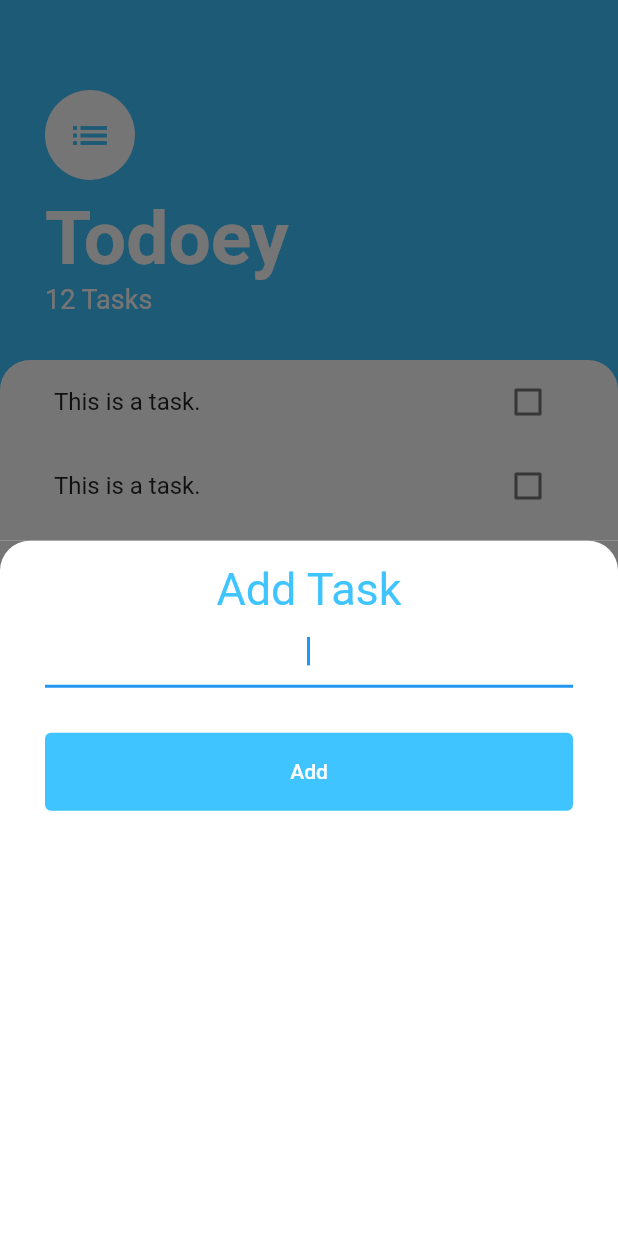
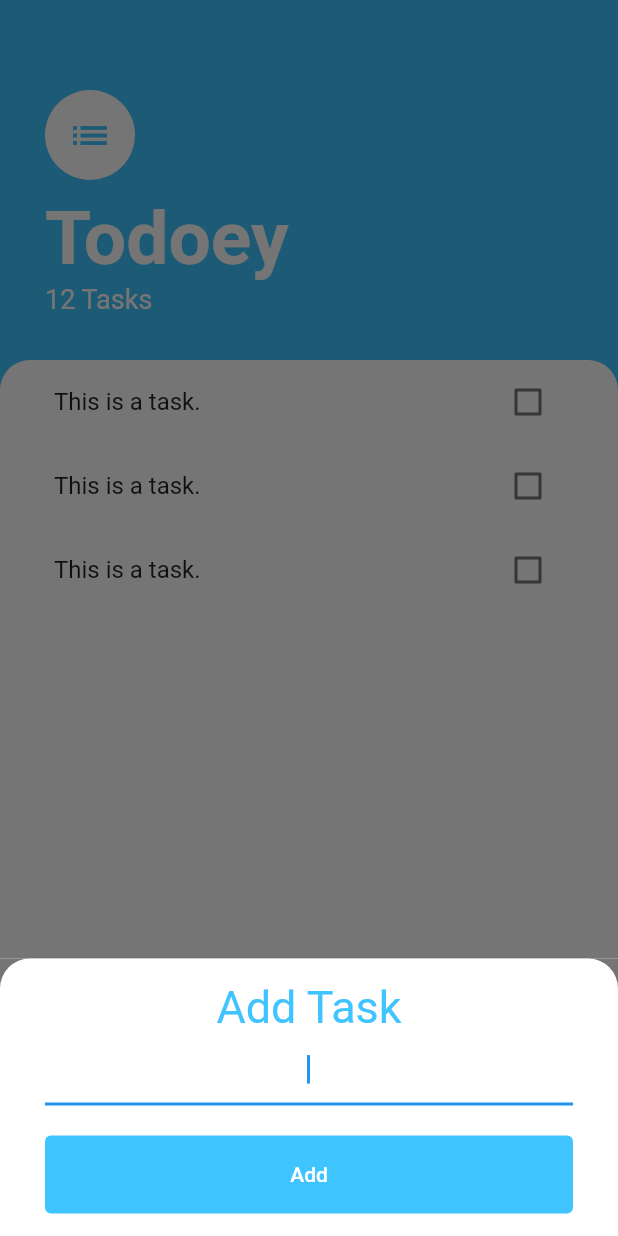
Before and after one commit to smllqs/todoey, a Flutter app: the screen it shows after launch, after a tap on the "add" icon, on a phone screen of 412 x 824 dp. Run offline on Flutter 3.47's test engine with Material 2 defaults, Android fonts, the phone set to English and light mode, and no system bars.

Commit message:
updated tasksScreen, addToTask

```diff
--- a/lib/screens/add_task_screen.dart
+++ b/lib/screens/add_task_screen.dart
@@ -15,9 +15,11 @@ class AddTaskScreen extends StatelessWidget {
                 topLeft: Radius.circular(20.0),
                 topRight: Radius.circular(20.0))),
         child: Column(
+          crossAxisAlignment: CrossAxisAlignment.stretch,
           children: [
             const Text(
               'Add Task',
+              textAlign: TextAlign.center,
               style: TextStyle(fontSize: 30.0, color: Colors.lightBlueAccent),
             ),
             const TextField(
@@ -26,12 +28,9 @@ class AddTaskScreen extends StatelessWidget {
               decoration: InputDecoration(),
             ),
             const SizedBox(
-              height: 30.0,
+              height: 20.0,
             ),
-            Row(
-              children: [
-                Expanded(
-                  child: TextButton(
+            TextButton(
               onPressed: () {},
               style: const ButtonStyle(
                 backgroundColor:
@@ -44,9 +43,6 @@ class AddTaskScreen extends StatelessWidget {
                   style: TextStyle(color: Colors.white),
                 ),
               ),
-                  ),
-                ),
-              ],
             )
           ],
         ),
--- a/lib/screens/tasks_screen.dart
+++ b/lib/screens/tasks_screen.dart
@@ -11,7 +11,14 @@ class TasksScreen extends StatelessWidget {
       backgroundColor: Colors.lightBlueAccent,
       floatingActionButton: FloatingActionButton(
         onPressed: () => showModalBottomSheet(
-            context: context, builder: (BuildContext context) => const AddTaskScreen()),
+            context: context,
+            isScrollControlled: true,
+            builder: (BuildContext context) => SingleChildScrollView(
+                  child: Container(
+                      padding: EdgeInsets.only(
+                          bottom: MediaQuery.of(context).viewInsets.bottom),
+                      child: const AddTaskScreen()),
+                )),
         backgroundColor: Colors.lightBlueAccent,
         child: const Icon(Icons.add),
       ),
```
Lines whose indentation alone changed are shown as unchanged.
